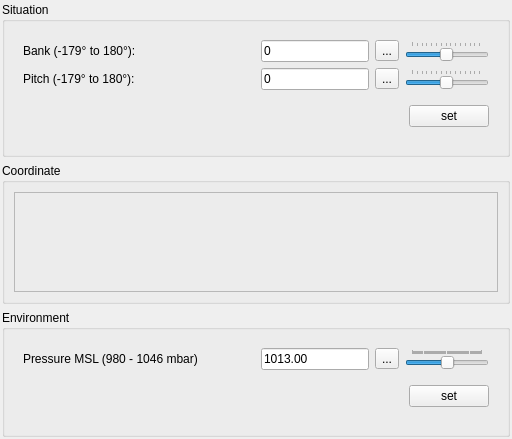
Above: src/blackgui/editors/situationform.ui from swift-project/pilotclient before the change. Below: the same form after it.
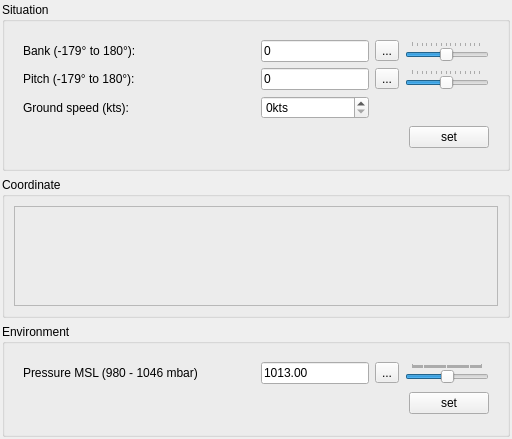
That is the form after the change. Icons and pictures are not drawn. Custom widgets are drawn as their Qt base class.

The edit to the form file:
```diff
--- a/src/blackgui/editors/situationform.ui
+++ b/src/blackgui/editors/situationform.ui
@@ -152,6 +152,23 @@
            </property>
           </widget>
          </item>
+         <item row="2" column="0">
+          <widget class="QLabel" name="lbl_GsKts">
+           <property name="text">
+            <string>Ground speed (kts):</string>
+           </property>
+          </widget>
+         </item>
+         <item row="2" column="1">
+          <widget class="QSpinBox" name="sb_GsKts">
+           <property name="suffix">
+            <string>kts</string>
+           </property>
+           <property name="maximum">
+            <number>300</number>
+           </property>
+          </widget>
+         </item>
         </layout>
        </widget>
       </item>
```
